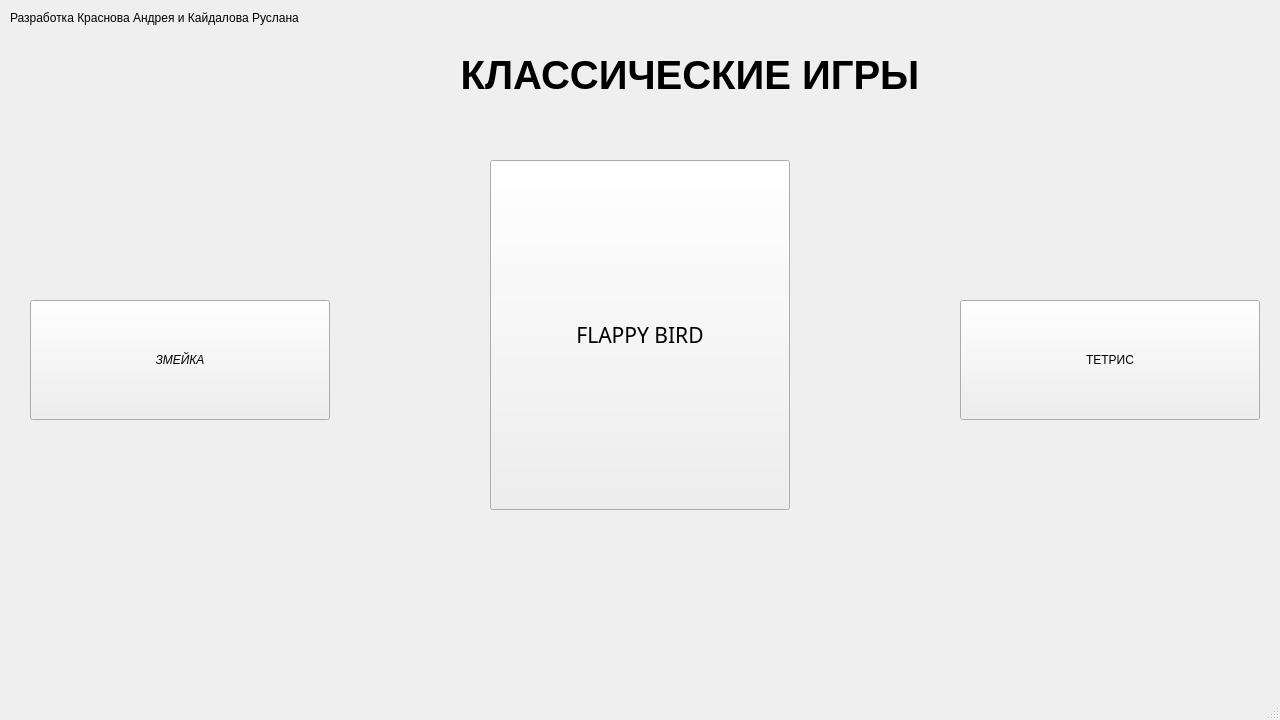
Qt form project/form.ui (AndreyKrasnov06/Pygame_project) before a commit.
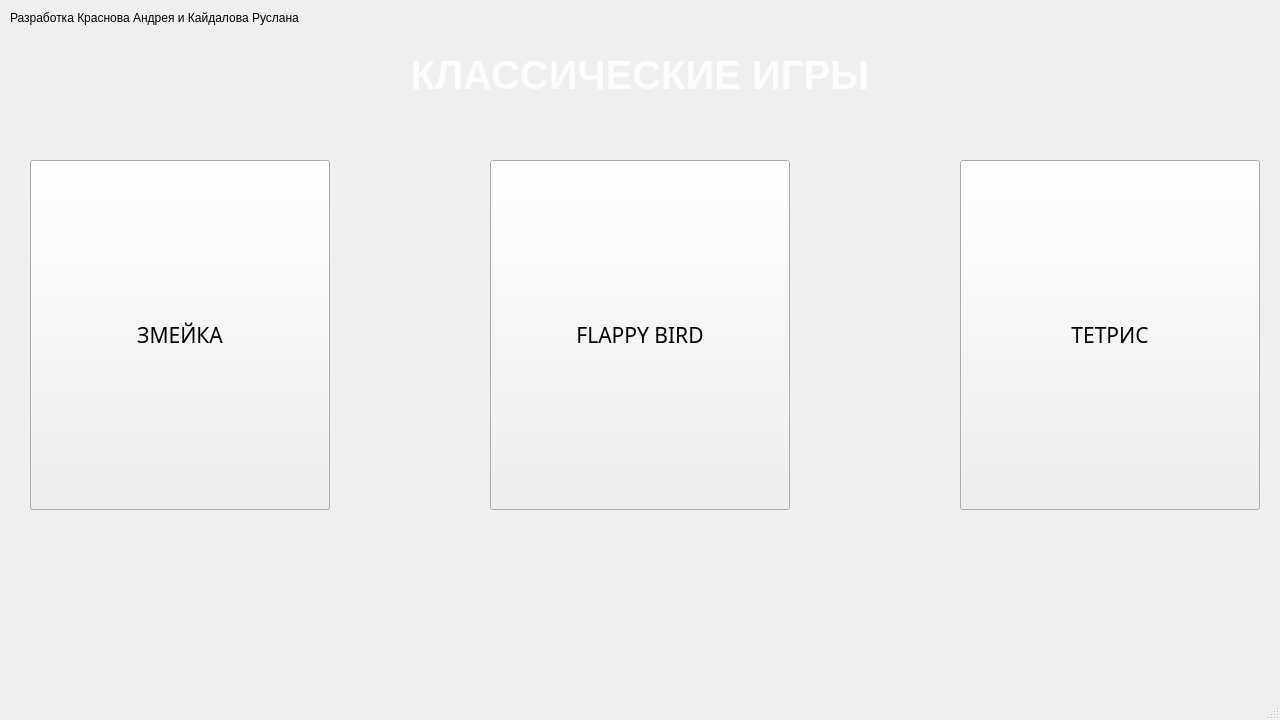
The same form after that commit. Icons and pictures are not drawn.

Commit message: Улучшения дизайна

Diff of the .ui file:
```diff
--- a/project/form.ui
+++ b/project/form.ui
@@ -28,12 +28,49 @@
    <widget class="QLabel" name="title_label">
     <property name="geometry">
      <rect>
-      <x>390</x>
+      <x>340</x>
       <y>50</y>
       <width>600</width>
       <height>50</height>
      </rect>
     </property>
+    <property name="palette">
+     <palette>
+      <active>
+       <colorrole role="WindowText">
+        <brush brushstyle="SolidPattern">
+         <color alpha="200">
+          <red>255</red>
+          <green>255</green>
+          <blue>255</blue>
+         </color>
+        </brush>
+       </colorrole>
+      </active>
+      <inactive>
+       <colorrole role="WindowText">
+        <brush brushstyle="SolidPattern">
+         <color alpha="200">
+          <red>255</red>
+          <green>255</green>
+          <blue>255</blue>
+         </color>
+        </brush>
+       </colorrole>
+      </inactive>
+      <disabled>
+       <colorrole role="WindowText">
+        <brush brushstyle="SolidPattern">
+         <color alpha="255">
+          <red>120</red>
+          <green>120</green>
+          <blue>120</blue>
+         </color>
+        </brush>
+       </colorrole>
+      </disabled>
+     </palette>
+    </property>
     <property name="font">
      <font>
       <family>MS Shell Dlg 2</family>
@@ -42,6 +79,9 @@
       <bold>true</bold>
      </font>
     </property>
+    <property name="styleSheet">
+     <string notr="true"/>
+    </property>
     <property name="text">
      <string>КЛАССИЧЕСКИЕ ИГРЫ</string>
     </property>
@@ -53,14 +93,16 @@
     <property name="geometry">
      <rect>
       <x>30</x>
-      <y>300</y>
+      <y>160</y>
       <width>300</width>
-      <height>120</height>
+      <height>350</height>
      </rect>
     </property>
     <property name="font">
      <font>
-      <italic>true</italic>
+      <family>Impact</family>
+      <pointsize>16</pointsize>
+      <italic>false</italic>
      </font>
     </property>
     <property name="styleSheet">
@@ -96,11 +138,17 @@
     <property name="geometry">
      <rect>
       <x>960</x>
-      <y>300</y>
+      <y>160</y>
       <width>300</width>
-      <height>120</height>
+      <height>350</height>
      </rect>
     </property>
+    <property name="font">
+     <font>
+      <family>Impact</family>
+      <pointsize>16</pointsize>
+     </font>
+    </property>
     <property name="styleSheet">
      <string notr="true"/>
     </property>
```
Left out of the diff: 24 changed lines with no effect on the pictures. The commit also changes 4 other files.
